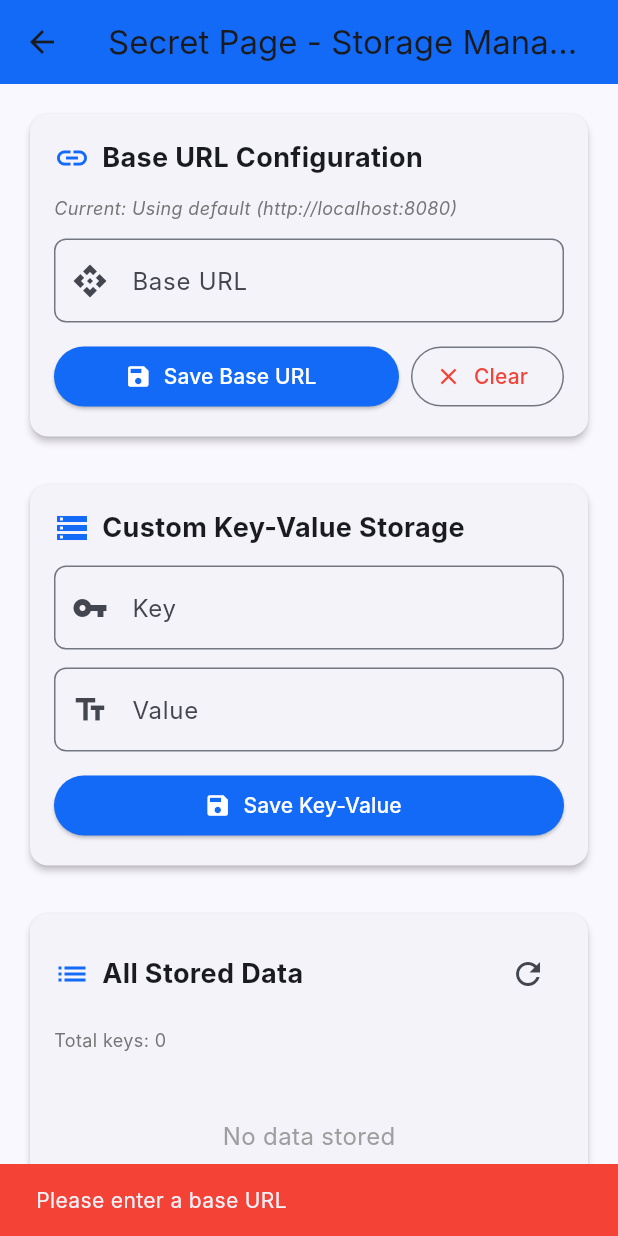
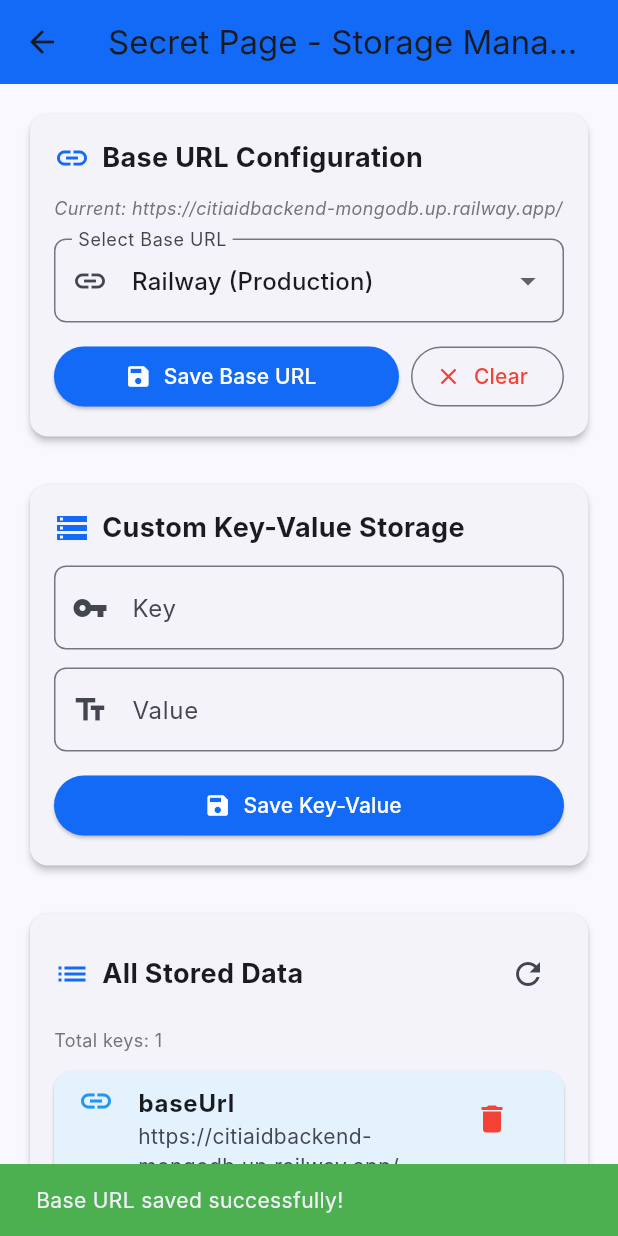
Before and after one commit to ag597482/citi_aid, a Flutter app: the SecretPage screen opened directly, after a tap on "Save Base URL", on a phone screen of 412 x 824 dp. Run offline on Flutter 3.47's test engine with Material 3 defaults, Android fonts, the phone set to English and light mode, and no system bars; our stand-ins replace dio, file_picker, image_picker, shared_preferences; accounts and stored records are empty; Roboto replaces fonts that are missing (Inter).

Commit message:
update base url

```diff
--- a/lib/api/api_config.dart
+++ b/lib/api/api_config.dart
@@ -5,7 +5,7 @@ import 'package:shared_preferences/shared_preferences.dart';
 /// Base URL can be overridden from SharedPreferences with key "baseUrl"
 class ApiConfig {
   // Default Base URL - Used if not set in SharedPreferences
-  static const String defaultBaseUrl = 'http://localhost:8080';
+  static const String defaultBaseUrl = 'https://citiaidbackend-mongodb.up.railway.app/';
 
   // API version prefix (if your API uses versioning)
   // Set to empty string if no version prefix needed
--- a/lib/widgets/secret_page.dart
+++ b/lib/widgets/secret_page.dart
@@ -1,6 +1,7 @@
 import 'package:flutter/material.dart';
 import 'package:shared_preferences/shared_preferences.dart';
 import '../api/api_client.dart';
+import '../api/api_config.dart';
 
 class SecretPage extends StatefulWidget {
   const SecretPage({super.key});
@@ -10,12 +11,22 @@ class SecretPage extends StatefulWidget {
 }
 
 class _SecretPageState extends State<SecretPage> {
+  static const String _railwayUrl = 'https://citiaidbackend-mongodb.up.railway.app/';
+  static const String _localhostUrl = 'http://localhost:8080';
   final TextEditingController _baseUrlController = TextEditingController();
   final TextEditingController _keyController = TextEditingController();
   final TextEditingController _valueController = TextEditingController();
   Map<String, dynamic> _storageData = {};
   bool _isLoading = false;
   String? _currentBaseUrl;
+  String _selectedBaseUrlOption = 'railway';
+
+  String _normalizeUrl(String url) {
+    if (url.endsWith('/')) {
+      return url.substring(0, url.length - 1);
+    }
+    return url;
+  }
 
   @override
   void initState() {
@@ -35,16 +46,37 @@ class _SecretPageState extends State<SecretPage> {
   /// Load current baseUrl from storage
   Future<void> _loadBaseUrl() async {
     final prefs = await SharedPreferences.getInstance();
-    final baseUrl = prefs.getString('baseUrl');
+    final baseUrl = prefs.getString('baseUrl') ?? ApiConfig.defaultBaseUrl;
+    final normalized = _normalizeUrl(baseUrl);
+    final normalizedRailway = _normalizeUrl(_railwayUrl);
+    final normalizedLocalhost = _normalizeUrl(_localhostUrl);
+
+    String selectedOption = 'custom';
+    if (normalized == normalizedRailway) {
+      selectedOption = 'railway';
+    } else if (normalized == normalizedLocalhost) {
+      selectedOption = 'localhost';
+    }
+
     setState(() {
       _currentBaseUrl = baseUrl;
-      _baseUrlController.text = baseUrl ?? '';
+      _selectedBaseUrlOption = selectedOption;
+      _baseUrlController.text = selectedOption == 'custom' ? baseUrl : '';
     });
   }
 
   /// Save baseUrl to SharedPreferences
   Future<void> _saveBaseUrl() async {
-    if (_baseUrlController.text.trim().isEmpty) {
+    String urlToSave;
+    if (_selectedBaseUrlOption == 'railway') {
+      urlToSave = _railwayUrl;
+    } else if (_selectedBaseUrlOption == 'localhost') {
+      urlToSave = _localhostUrl;
+    } else {
+      urlToSave = _baseUrlController.text.trim();
+    }
+
+    if (urlToSave.isEmpty) {
       ScaffoldMessenger.of(context).showSnackBar(
         const SnackBar(
           content: Text('Please enter a base URL'),
@@ -58,13 +90,13 @@ class _SecretPageState extends State<SecretPage> {
 
     try {
       final prefs = await SharedPreferences.getInstance();
-      await prefs.setString('baseUrl', _baseUrlController.text.trim());
+      await prefs.setString('baseUrl', urlToSave);
 
       // Update ApiClient baseUrl
       await ApiClient().updateBaseUrl();
 
       setState(() {
-        _currentBaseUrl = _baseUrlController.text.trim();
+        _currentBaseUrl = urlToSave;
         _isLoading = false;
       });
 
@@ -101,6 +133,7 @@ class _SecretPageState extends State<SecretPage> {
 
       setState(() {
         _currentBaseUrl = null;
+        _selectedBaseUrlOption = 'railway';
         _baseUrlController.clear();
         _isLoading = false;
       });
@@ -213,6 +246,7 @@ class _SecretPageState extends State<SecretPage> {
       if (key == 'baseUrl') {
         await ApiClient().updateBaseUrl();
         _currentBaseUrl = null;
+        _selectedBaseUrlOption = 'railway';
         _baseUrlController.clear();
       }
 
@@ -269,7 +303,7 @@ class _SecretPageState extends State<SecretPage> {
                           Text(
                             _currentBaseUrl != null
                                 ? 'Current: $_currentBaseUrl'
-                                : 'Current: Using default (http://localhost:8080)',
+                                : 'Current: Using default (${ApiConfig.defaultBaseUrl})',
                             style: TextStyle(
                               fontSize: 12,
                               color: Colors.grey[600],
@@ -277,17 +311,57 @@ class _SecretPageState extends State<SecretPage> {
                             ),
                           ),
                           const SizedBox(height: 12),
-                          TextField(
-                            controller: _baseUrlController,
+                          DropdownButtonFormField<String>(
+                            value: _selectedBaseUrlOption,
                             decoration: InputDecoration(
-                              labelText: 'Base URL',
-                              hintText: 'http://localhost:8080',
+                              labelText: 'Select Base URL',
                               border: OutlineInputBorder(
                                 borderRadius: BorderRadius.circular(8),
                               ),
-                              prefixIcon: const Icon(Icons.api),
+                              prefixIcon: const Icon(Icons.link),
                             ),
+                            items: const [
+                              DropdownMenuItem<String>(
+                                value: 'railway',
+                                child: Text('Railway (Production)'),
+                              ),
+                              DropdownMenuItem<String>(
+                                value: 'localhost',
+                                child: Text('Localhost'),
+                              ),
+                              DropdownMenuItem<String>(
+                                value: 'custom',
+                                child: Text('Custom URL'),
+                              ),
+                            ],
+                            onChanged: _isLoading
+                                ? null
+                                : (value) {
+                                    if (value == null) return;
+                                    setState(() {
+                                      _selectedBaseUrlOption = value;
+                                      if (value == 'railway') {
+                                        _baseUrlController.text = '';
+                                      } else if (value == 'localhost') {
+                                        _baseUrlController.text = '';
+                                      }
+                                    });
+                                  },
                           ),
+                          if (_selectedBaseUrlOption == 'custom') ...[
+                            const SizedBox(height: 12),
+                            TextField(
+                              controller: _baseUrlController,
+                              decoration: InputDecoration(
+                                labelText: 'Custom Base URL',
+                                hintText: 'https://your-api-url.com',
+                                border: OutlineInputBorder(
+                                  borderRadius: BorderRadius.circular(8),
+                                ),
+                                prefixIcon: const Icon(Icons.api),
+                              ),
+                            ),
+                          ],
                           const SizedBox(height: 12),
                           Row(
                             children: [
```
